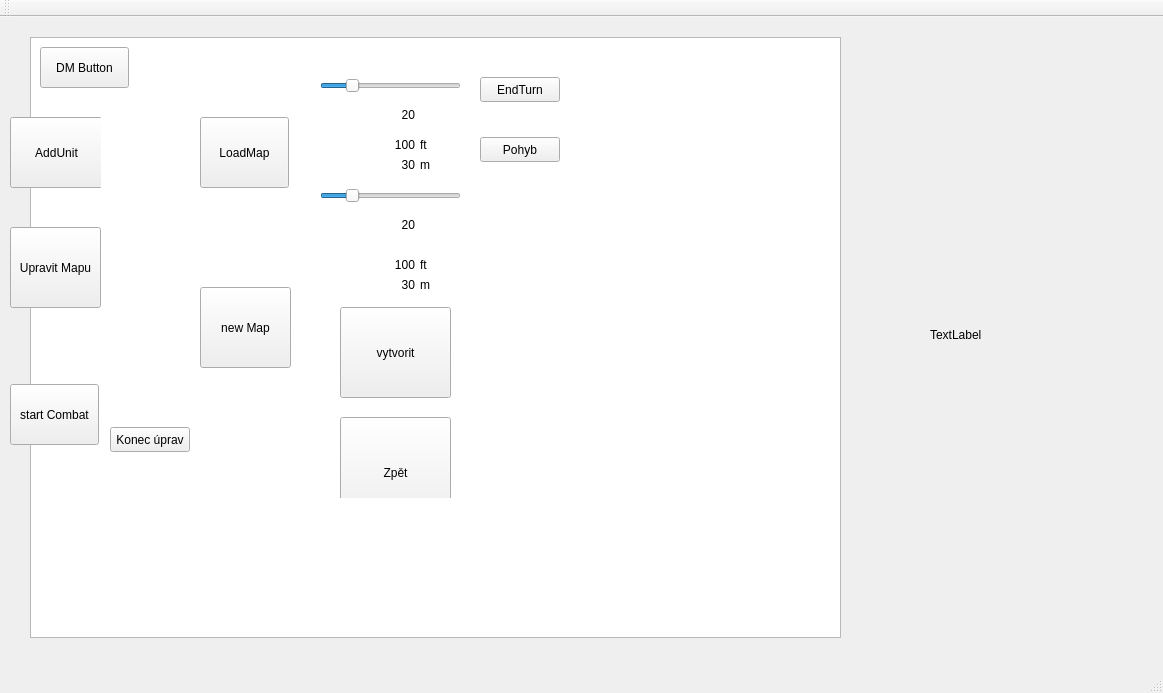
Qt form mainwindow.ui (nukemaster/bakalarka) before a commit.
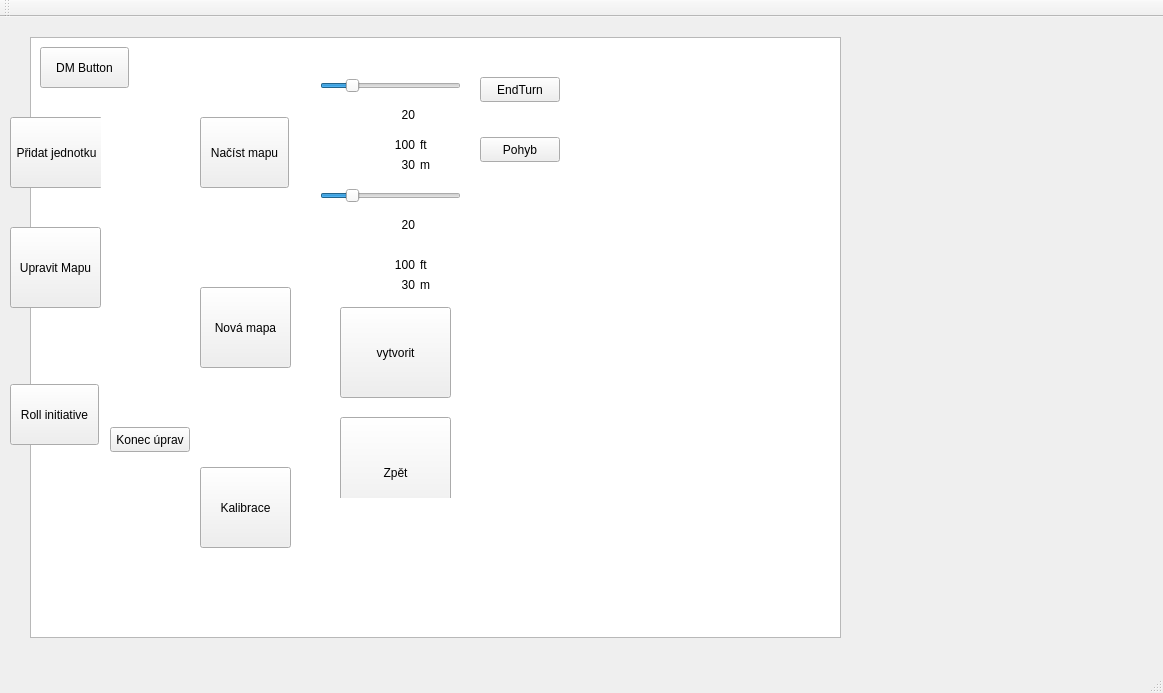
The same form after that commit.

Patch:
```diff
--- a/mainwindow.ui
+++ b/mainwindow.ui
@@ -58,7 +58,7 @@
       </rect>
      </property>
      <property name="text">
-      <string>AddUnit</string>
+      <string>Přidat jednotku</string>
      </property>
     </widget>
     <widget class="QPushButton" name="pushButtonStartCombat">
@@ -71,7 +71,7 @@
       </rect>
      </property>
      <property name="text">
-      <string>start Combat</string>
+      <string>Roll initiative</string>
      </property>
     </widget>
     <widget class="QPushButton" name="btn_editMap_menuToggle">
@@ -143,7 +143,7 @@
       <x>200</x>
       <y>70</y>
       <width>91</width>
-      <height>291</height>
+      <height>511</height>
      </rect>
     </property>
     <widget class="QPushButton" name="pushButtonMapLoad">
@@ -156,7 +156,7 @@
       </rect>
      </property>
      <property name="text">
-      <string>LoadMap</string>
+      <string>Načíst mapu</string>
      </property>
     </widget>
     <widget class="QPushButton" name="btn_newMap">
@@ -169,7 +169,20 @@
       </rect>
      </property>
      <property name="text">
-      <string>new Map</string>
+      <string>Nová mapa</string>
+     </property>
+    </widget>
+    <widget class="QPushButton" name="btn_calibration">
+     <property name="geometry">
+      <rect>
+       <x>0</x>
+       <y>380</y>
+       <width>91</width>
+       <height>81</height>
+      </rect>
+     </property>
+     <property name="text">
+      <string>Kalibrace</string>
      </property>
     </widget>
    </widget>
@@ -415,18 +428,15 @@
      </property>
     </widget>
    </widget>
-   <widget class="QLabel" name="label">
+   <widget class="QWidget" name="box_dicesRolls" native="true">
     <property name="geometry">
      <rect>
-      <x>930</x>
-      <y>310</y>
-      <width>81</width>
-      <height>16</height>
+      <x>689</x>
+      <y>50</y>
+      <width>141</width>
+      <height>451</height>
      </rect>
     </property>
-    <property name="text">
-     <string>TextLabel</string>
-    </property>
    </widget>
   </widget>
   <widget class="QMenuBar" name="menuBar">
```
Left out of the diff: 2 changed lines with no effect on the pictures.
